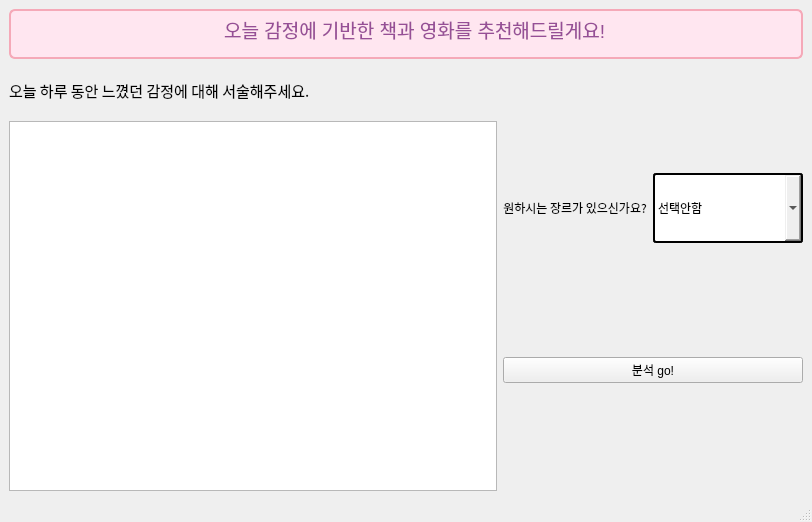
jiwoo1105/DKU_Opensource_knoo-B, file ui_files/analysis_tool_main.ui: the form before one commit.
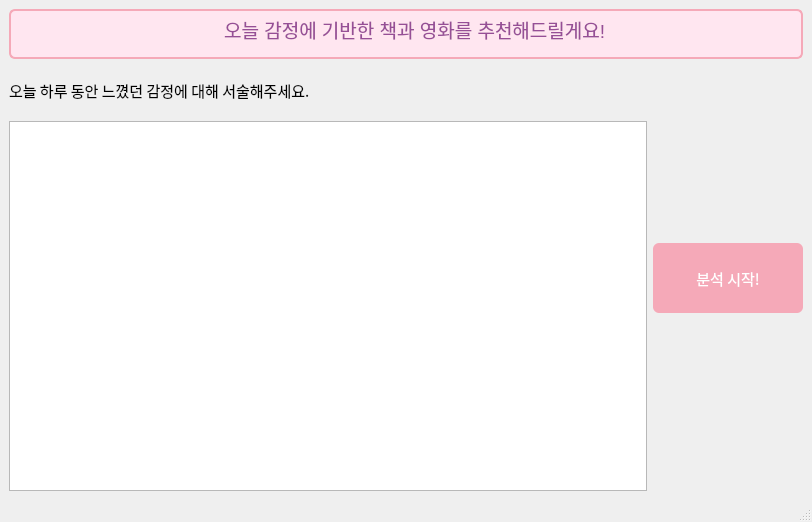
The form after the commit.

Commit message: style(ui): 장르 선택 UI 요소 제거 - 장르 선택 레이블과 콤보박스 제거, 분석 버튼 디자인 개선 및 텍스트 수정, 전체적인 UI 레이아웃 단순화

Diff of the .ui file:
```diff
--- a/ui_files/analysis_tool_main.ui
+++ b/ui_files/analysis_tool_main.ui
@@ -99,87 +99,37 @@
         </item>
         <item>
          <layout class="QVBoxLayout" name="verticalLayout_2">
-          <item>
-           <layout class="QHBoxLayout" name="horizontalLayout">
-            <item>
-             <widget class="QLabel" name="select_genre">
-              <property name="font">
-               <font>
-                <family>G마켓 산스 TTF Medium</family>
-               </font>
-              </property>
-              <property name="text">
-               <string>원하시는 장르가 있으신가요?</string>
-              </property>
-              <property name="alignment">
-               <set>Qt::AlignCenter</set>
-              </property>
-             </widget>
-            </item>
-            <item>
-             <widget class="QComboBox" name="select_genre_by_combo">
-              <property name="sizePolicy">
-               <sizepolicy hsizetype="Preferred" vsizetype="Fixed">
-                <horstretch>0</horstretch>
-                <verstretch>0</verstretch>
-               </sizepolicy>
-              </property>
-              <property name="minimumSize">
-               <size>
-                <width>150</width>
-                <height>70</height>
-               </size>
-              </property>
-              <property name="maximumSize">
-               <size>
-                <width>250</width>
-                <height>70</height>
-               </size>
-              </property>
-              <property name="styleSheet">
-               <string notr="true">border-style: solid;
-border-width: 2px;
-border-radius: 3px
-</string>
-              </property>
-              <item>
-               <property name="text">
-                <string>선택안함</string>
-               </property>
-              </item>
-              <item>
-               <property name="text">
-                <string>코미디</string>
-               </property>
-              </item>
-              <item>
-               <property name="text">
-                <string>액션</string>
-               </property>
-              </item>
-              <item>
-               <property name="text">
-                <string>공포</string>
-               </property>
-              </item>
-              <item>
-               <property name="text">
-                <string>다큐</string>
-               </property>
-              </item>
-              <item>
-               <property name="text">
-                <string>뮤지컬</string>
-               </property>
-              </item>
-             </widget>
-            </item>
-           </layout>
-          </item>
           <item>
            <widget class="QPushButton" name="go_chart">
+            <property name="minimumSize">
+             <size>
+              <width>150</width>
+              <height>70</height>
+             </size>
+            </property>
+            <property name="font">
+             <font>
+              <family>G마켓 산스 TTF Medium</family>
+              <pointsize>11</pointsize>
+             </font>
+            </property>
+            <property name="styleSheet">
+             <string notr="true">QPushButton {
+    background-color: #F5A9B8;
+    color: white;
+    border: none;
+    border-radius: 6px;
+    padding: 10px;
+}
+QPushButton:hover {
+    background-color: #F7819F;
+}
+QPushButton:pressed {
+    background-color: #FA5882;
+}</string>
+            </property>
             <property name="text">
-             <string>분석 go!</string>
+             <string>분석 시작!</string>
             </property>
            </widget>
           </item>
```
The commit also changes 4 other files.
